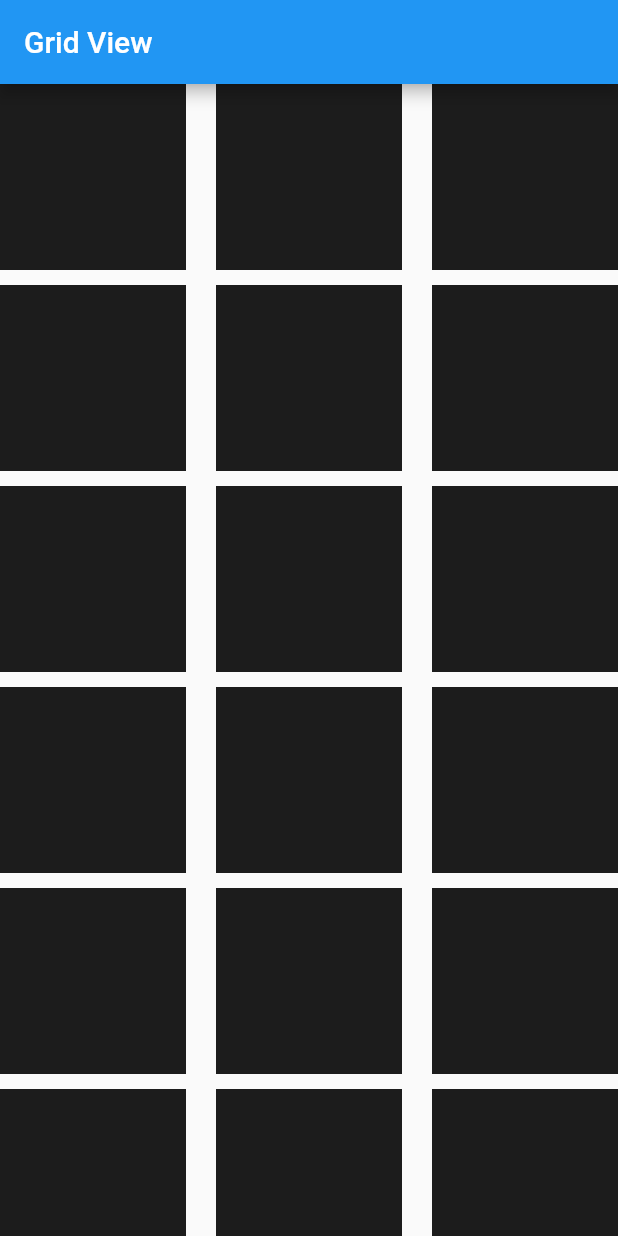
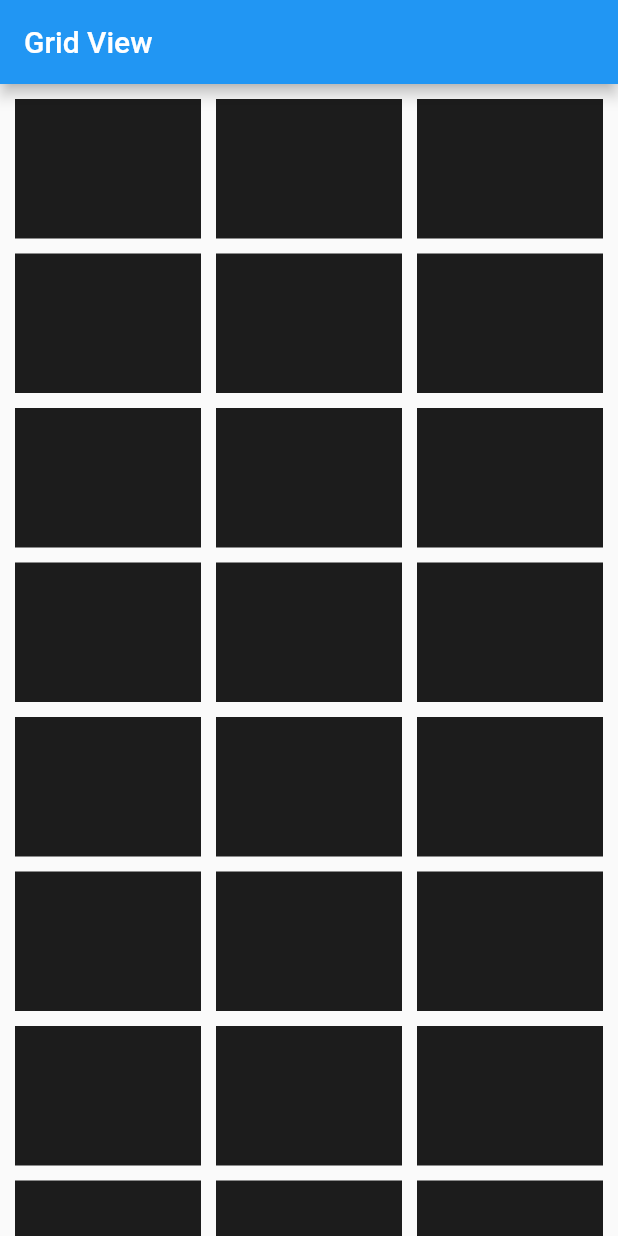
Before and after one commit to dellaputriherman/PEMROGRAMAN_FLUTTER, a Flutter app: the screen it shows after launch, on a phone screen of 412 x 824 dp. Run offline on Flutter 3.47's test engine with Material 2 defaults, Android fonts, the phone set to English and light mode, and no system bars; our stand-ins replace faker.

Commit message:
Update FLUTTER 19 Grid View

```diff
--- a/grid_view/lib/main.dart
+++ b/grid_view/lib/main.dart
@@ -9,8 +9,8 @@ void main() {
 class MyApp extends StatelessWidget {
   final List<Container> myList = List.generate(50, (index) {
     return Container(
-      height: 50,
-      width: 150,
+      // height: 50,
+      // width: 150,
       color: Color.fromARGB(
         255,
         Random().nextInt(256),
@@ -26,12 +26,22 @@ class MyApp extends StatelessWidget {
         appBar: AppBar(
           title: Text("Grid View"),
         ),
-        body: GridView(
-          gridDelegate: SliverGridDelegateWithFixedCrossAxisCount(
-            crossAxisCount: 3,
-            crossAxisSpacing: 20,
-            mainAxisSpacing: 10,
-          ),
+        // body: GridView(
+        //   padding: EdgeInsets.all(10),
+        //   gridDelegate: SliverGridDelegateWithFixedCrossAxisCount(
+        //     crossAxisCount: 3,
+        //     crossAxisSpacing: 10,
+        //     mainAxisSpacing: 10,
+        //     childAspectRatio: 4 / 3,
+        //   ),
+        //   children: myList,
+        // ),
+        body: GridView.count(
+          childAspectRatio: 4 / 3,
+          padding: EdgeInsets.all(10),
+          crossAxisCount: 3,
+          crossAxisSpacing: 10,
+          mainAxisSpacing: 10,
           children: myList,
         ),
       ),
```
